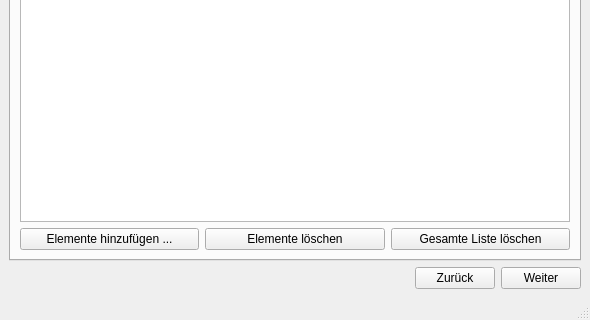
The window that main/resources/base/badPixelMainWindow.ui (TrandyAndy/Bad-Pixel) describes before a commit, drawn with Qt 5; both pictures show x 0 to 590 and y 287 to 607 of the 590 by 607 pixel window.
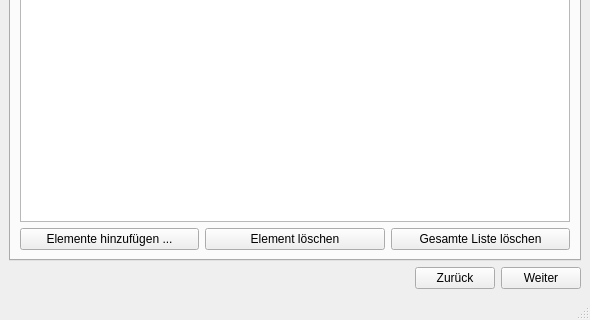
The same window after the commit. The open tabs and pages were chosen to show the change.

Commit message: Moving Window nimmt jetzt auch 3D Bild

```diff
--- a/main/resources/base/badPixelMainWindow.ui
+++ b/main/resources/base/badPixelMainWindow.ui
@@ -228,7 +228,7 @@
             <item>
              <widget class="QPushButton" name="pushButtonBilddatenDelete">
               <property name="text">
-               <string>Elemente löschen</string>
+               <string>Element löschen</string>
               </property>
              </widget>
             </item>
```
The commit also changes 2 other files.
